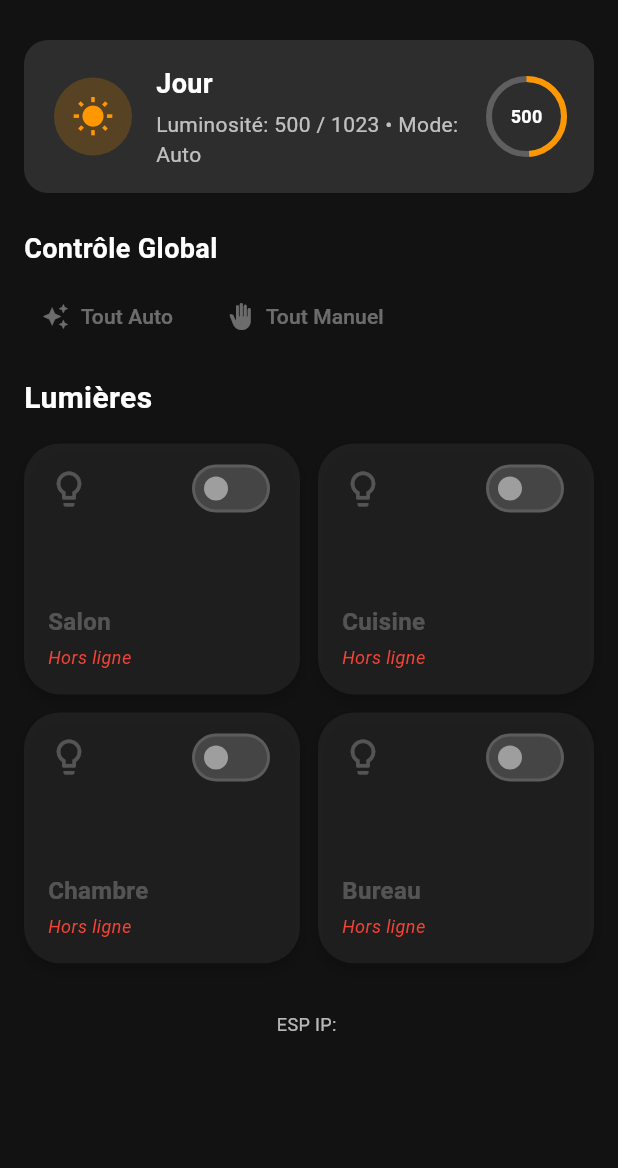
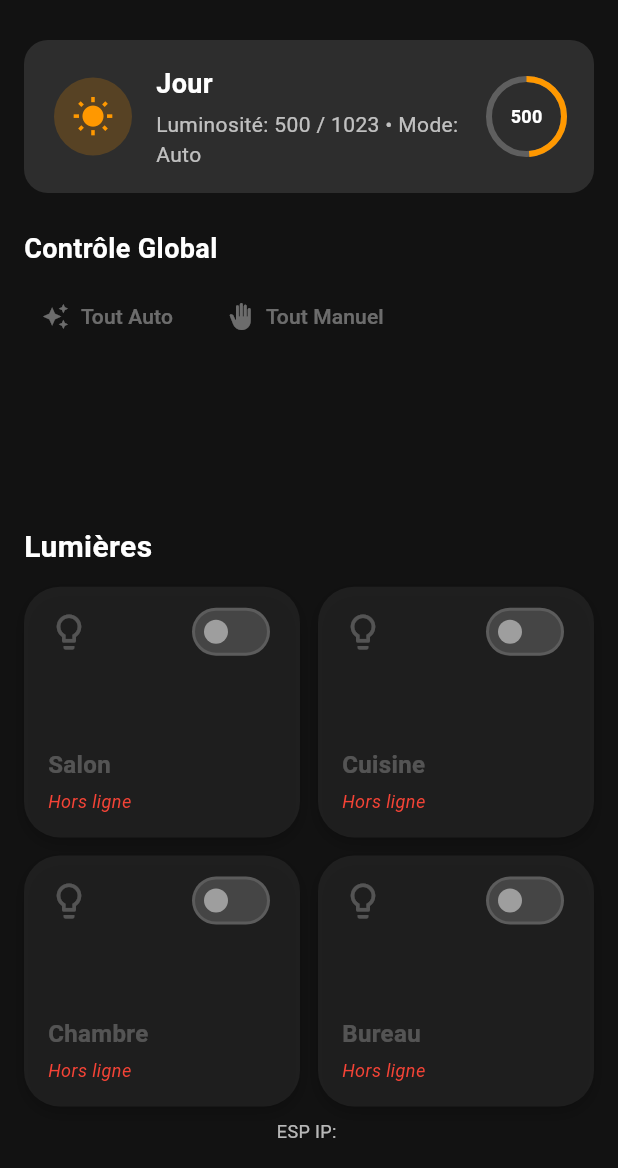
Before and after one commit to bathos888/Bligth, a Flutter app: the screen it shows after launch, on a phone screen of 412 x 824 dp, the part 68-1236 px from its top. Run offline on Flutter 3.47's test engine with Material 3 defaults, Android fonts, the phone set to English and light mode, and no system bars; our stand-ins replace equatable, google_fonts, shared_preferences.

Commit message:
UI: relais fixés en bas de l'écran, séparés du contrôle global

```diff
--- a/mobile_app/lib/screens/home_screen.dart
+++ b/mobile_app/lib/screens/home_screen.dart
@@ -354,7 +354,11 @@ class _HomeScreenState extends State<HomeScreen> {
           ),
         ],
       ),
-      body: RefreshIndicator(
+      body: Column(
+        children: [
+          // Haut scrollable : LDR + Contrôle Global
+          Expanded(
+            child: RefreshIndicator(
               onRefresh: _refreshData,
               color: AppTheme.accentWarm,
               backgroundColor: AppTheme.cardDark,
@@ -393,7 +397,8 @@ class _HomeScreenState extends State<HomeScreen> {
                             TextButton.icon(
                               icon: const Icon(Icons.auto_awesome, size: 18),
                               label: const Text('Tout Auto'),
-                        onPressed: isOffline ? null : () => _setAllModes(true),
+                              onPressed:
+                                  isOffline ? null : () => _setAllModes(true),
                               style: TextButton.styleFrom(
                                   foregroundColor: AppTheme.accentCool),
                             ),
@@ -401,7 +406,8 @@ class _HomeScreenState extends State<HomeScreen> {
                             TextButton.icon(
                               icon: const Icon(Icons.back_hand, size: 18),
                               label: const Text('Tout Manuel'),
-                        onPressed: isOffline ? null : () => _setAllModes(false),
+                              onPressed:
+                                  isOffline ? null : () => _setAllModes(false),
                               style: TextButton.styleFrom(
                                   foregroundColor: AppTheme.accentWarm),
                             ),
@@ -409,9 +415,18 @@ class _HomeScreenState extends State<HomeScreen> {
                         ),
                       ],
                     ),
-              const SizedBox(height: 16),
+                  ],
+                ),
+              ),
+            ),
+          ),
 
-              // Titre section
+          // Bas fixe : Relais
+          Container(
+            padding: const EdgeInsets.fromLTRB(16, 8, 16, 16),
+            child: Column(
+              crossAxisAlignment: CrossAxisAlignment.start,
+              children: [
                 const Text(
                   'Lumières',
                   style: TextStyle(
@@ -420,9 +435,9 @@ class _HomeScreenState extends State<HomeScreen> {
                     fontWeight: FontWeight.w600,
                   ),
                 ),
-              const SizedBox(height: 16),
+                const SizedBox(height: 12),
 
-              // Grille 5 relais (2 colonnes)
+                // Grille 4 relais (2 colonnes)
                 GridView.builder(
                   shrinkWrap: true,
                   physics: const NeverScrollableScrollPhysics(),
@@ -451,7 +466,7 @@ class _HomeScreenState extends State<HomeScreen> {
                 ),
 
                 // Info debug
-              const SizedBox(height: 32),
+                const SizedBox(height: 8),
                 Center(
                   child: Text(
                     'ESP IP: $_espIp${_state.ip.isNotEmpty ? " (detecté: ${_state.ip})" : ""}',
@@ -464,6 +479,7 @@ class _HomeScreenState extends State<HomeScreen> {
               ],
             ),
           ),
+        ],
       ),
     );
   }
```
Lines whose indentation alone changed are shown as unchanged.
